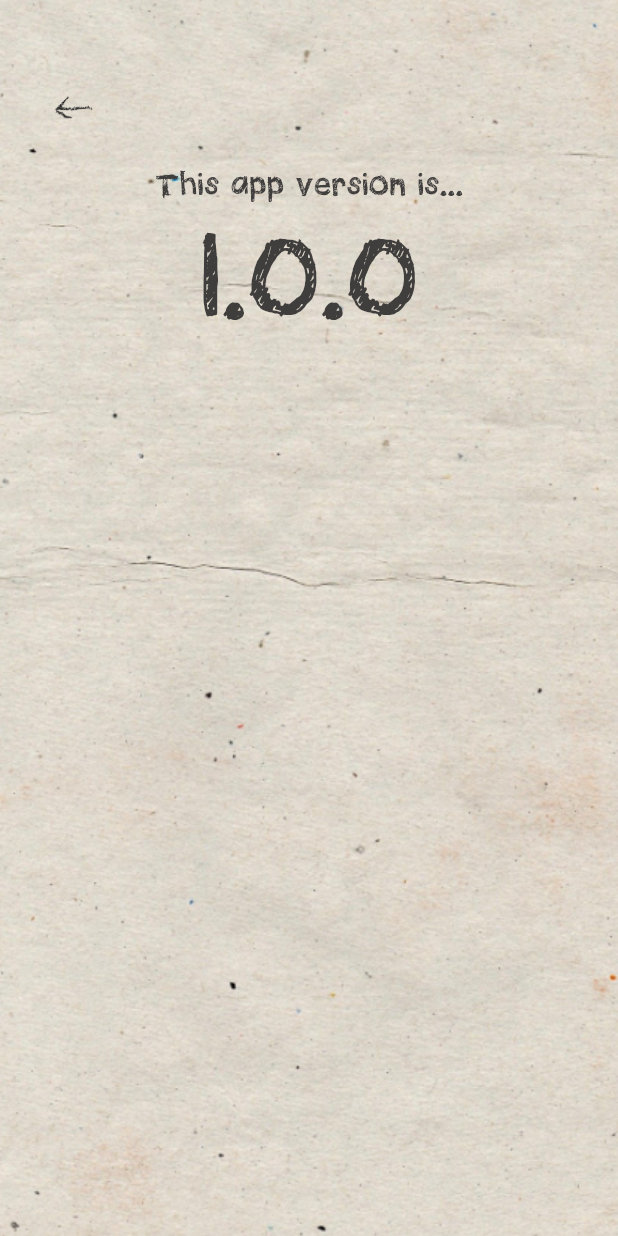
After one commit to 210-reverof/dailyzerowaste, a Flutter app: the VersionPage screen opened directly, on a phone screen of 412 x 824 dp. The commit adds this screen. Run offline on Flutter 3.47's test engine with Material 2 defaults, Android fonts, the phone set to English and light mode, and no system bars; our stand-ins replace cloud_firestore, firebase_core, firebase_storage, fluttertoast, google_maps_flutter, google_sign_in and 2 more; accounts and stored records are empty; network calls fail.

Commit message:
[210] : add version, information page

```diff
--- a/dailyzerowaste/lib/mypage.dart
+++ b/dailyzerowaste/lib/mypage.dart
@@ -3,6 +3,7 @@ import 'package:dailyzerowaste/login.dart';
 import 'package:dailyzerowaste/model/user.dart';
 import 'package:flutter/material.dart';
 import 'login.dart';
+import 'versions.dart';
 
 class MyPage extends StatefulWidget {
   MyPage(User currentUser);
@@ -82,7 +83,7 @@ class _myPage extends State<MyPage> {
                     InkWell(
                         onTap: () {},
                         child: Text(
-                          'settings',
+                          'step information',
                           style: TextStyle(
                             fontFamily: 'Quick-Pencil',
                             fontSize: 20,
@@ -92,7 +93,8 @@ class _myPage extends State<MyPage> {
                     Image.asset('image/source_bar_2.png'),
                     SizedBox(height: 10.7),
                     InkWell(
-                        onTap: () {},
+                        onTap: () => Navigator.push(
+                          context, MaterialPageRoute(builder: (context) => VersionPage(currentUser))),
                         child: Text(
                           'Version',
                           style: TextStyle(
--- a/dailyzerowaste/lib/question.dart
+++ b/dailyzerowaste/lib/question.dart
@@ -98,6 +98,8 @@ class _question extends State<QuestionPage> {
     if (form.validate()) {
       form.save();
 
+      Scaffold.of(context)
+          .showSnackBar(SnackBar(content: Text("Hello," + user.nickname.toString())));
       print(user.nickname.toString() + " " + user.step.toString());
       Timer(Duration(seconds: 1), () {
         Navigator.pop(context, user);
--- /dev/null
+++ b/dailyzerowaste/lib/versions.dart
@@ -0,0 +1,82 @@
+import 'package:dailyzerowaste/model/user.dart';
+import 'package:flutter/material.dart';
+
+class VersionPage extends StatefulWidget {
+  VersionPage(User currentUser);
+
+  @override
+  State<StatefulWidget> createState() {
+    return _versionFeed();
+  }
+}
+
+class _versionFeed extends State<VersionPage> {
+  List selectedTagBoxes = ["tag", "second", "third"];
+
+  Widget build(BuildContext context) {
+    return Container(
+      decoration: BoxDecoration(
+        image: DecorationImage(
+          image: AssetImage("image/background.png"),
+          fit: BoxFit.cover,
+        ),
+      ),
+      child: Scaffold(
+        body: Container(
+          child: ListView(
+            children: <Widget>[
+              Column(
+                mainAxisAlignment: MainAxisAlignment.center,
+                children: <Widget>[
+                  // header
+                  SizedBox(height: 64),
+                  Row(
+                    mainAxisAlignment: MainAxisAlignment.start,
+                    children: <Widget>[
+                      SizedBox(width: 36),
+                      Container(
+                        width: 26,
+                        child: InkWell(
+                          child: Image.asset('image/source_direction.png'),
+                          onTap: () => Navigator.pop(context),
+                        ),
+                      ),
+                    ],
+                  ),
+
+                  SizedBox(height: 30),
+
+                  //제목
+                  Container(
+                      width: 311,
+                      child: Text("This app version is...",
+                          textAlign: TextAlign.center,
+                          overflow: TextOverflow.visible,
+                          style: TextStyle(
+                              fontFamily: 'Quick-Pencil',
+                              fontSize: 30,
+                              fontWeight: FontWeight.normal,
+                              color: Color(0xff403e3d)))),
+
+                  SizedBox(height: 10),
+
+                  //본문
+                  Container(
+                      width: 311,
+                      child: Text("1.0.0",
+                          textAlign: TextAlign.center,
+                          overflow: TextOverflow.visible,
+                          style: TextStyle(
+                              fontFamily: 'Quick-Pencil',
+                              fontSize: 100,
+                              fontWeight: FontWeight.normal,
+                              color: Color(0xff403e3d)))),
+                ],
+              ),
+            ],
+          ),
+        ),
+      ),
+    );
+  }
+}
```
Also changed, not shown: dailyzerowaste/lib/stepInfo.dart (added, +71 -0 lines).
